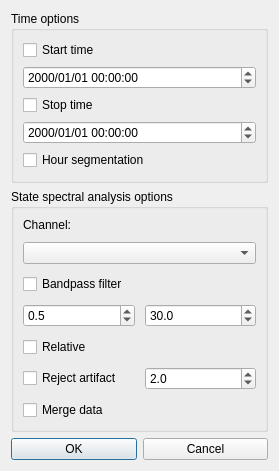
Old version of the form MiSleep/gui/uis/state_spectral_dialog.ui in the repository BryanWang0702/MiSleep.
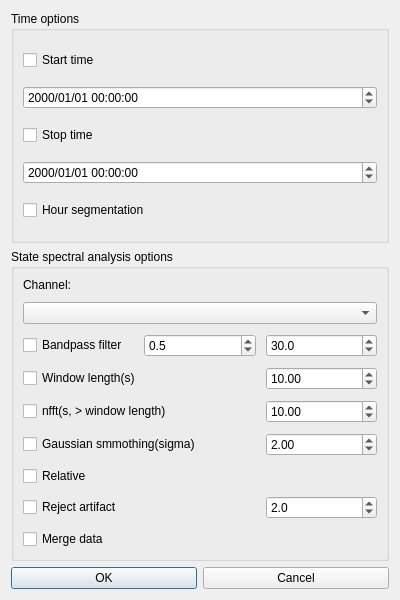
New version of the form. Icons and pictures are not drawn.

Commit message: Add spectral analysis params in exporting spectrum and config.ini file, pup up config.ini file for editing.

What changed in the file:
```diff
--- a/MiSleep/gui/uis/state_spectral_dialog.ui
+++ b/MiSleep/gui/uis/state_spectral_dialog.ui
@@ -6,8 +6,8 @@
    <rect>
     <x>0</x>
     <y>0</y>
-    <width>279</width>
-    <height>471</height>
+    <width>400</width>
+    <height>600</height>
    </rect>
   </property>
   <property name="windowTitle">
@@ -25,6 +25,57 @@
      </property>
     </widget>
    </item>
+   <item row="2" column="1">
+    <widget class="QPushButton" name="CancelBt">
+     <property name="text">
+      <string>Cancel</string>
+     </property>
+    </widget>
+   </item>
+   <item row="0" column="0" colspan="2">
+    <widget class="QGroupBox" name="groupBox_2">
+     <property name="title">
+      <string>Time options</string>
+     </property>
+     <layout class="QGridLayout" name="gridLayout_3">
+      <item row="0" column="0">
+       <widget class="QCheckBox" name="StartTimeCheckBox">
+        <property name="text">
+         <string>Start time</string>
+        </property>
+       </widget>
+      </item>
+      <item row="1" column="0">
+       <widget class="QDateTimeEdit" name="StartTimeEditor">
+        <property name="displayFormat">
+         <string>yyyy/MM/dd HH:mm:ss</string>
+        </property>
+       </widget>
+      </item>
+      <item row="2" column="0">
+       <widget class="QCheckBox" name="EndTimeCheckBox">
+        <property name="text">
+         <string>Stop time</string>
+        </property>
+       </widget>
+      </item>
+      <item row="4" column="0">
+       <widget class="QCheckBox" name="HourSegmentCheckBox">
+        <property name="text">
+         <string>Hour segmentation</string>
+        </property>
+       </widget>
+      </item>
+      <item row="3" column="0">
+       <widget class="QDateTimeEdit" name="EndTimeEditor">
+        <property name="displayFormat">
+         <string>yyyy/MM/dd HH:mm:ss</string>
+        </property>
+       </widget>
+      </item>
+     </layout>
+    </widget>
+   </item>
    <item row="1" column="0" colspan="2">
     <widget class="QGroupBox" name="groupBox">
      <property name="title">
@@ -34,14 +85,23 @@
       <property name="spacing">
        <number>10</number>
       </property>
-      <item row="0" column="0">
-       <widget class="QLabel" name="label">
-        <property name="text">
-         <string>Channel:</string>
+      <item row="4" column="1">
+       <widget class="QDoubleSpinBox" name="BPLow">
+        <property name="decimals">
+         <number>1</number>
+        </property>
+        <property name="maximum">
+         <double>100000.000000000000000</double>
+        </property>
+        <property name="singleStep">
+         <double>0.100000000000000</double>
+        </property>
+        <property name="value">
+         <double>0.500000000000000</double>
         </property>
        </widget>
       </item>
-      <item row="5" column="1">
+      <item row="4" column="2">
        <widget class="QDoubleSpinBox" name="BPHigh">
         <property name="decimals">
          <number>1</number>
@@ -57,6 +117,63 @@
         </property>
        </widget>
       </item>
+      <item row="13" column="2">
+       <widget class="QDoubleSpinBox" name="ArtThresholdSpinBox">
+        <property name="decimals">
+         <number>1</number>
+        </property>
+        <property name="value">
+         <double>2.000000000000000</double>
+        </property>
+       </widget>
+      </item>
+      <item row="8" column="0" colspan="2">
+       <widget class="QCheckBox" name="GaussianCheckBox">
+        <property name="text">
+         <string>Gaussian smmothing(sigma)</string>
+        </property>
+       </widget>
+      </item>
+      <item row="14" column="0" colspan="2">
+       <widget class="QCheckBox" name="MergeDataCheckBox">
+        <property name="text">
+         <string>Merge data</string>
+        </property>
+       </widget>
+      </item>
+      <item row="5" column="0" colspan="2">
+       <widget class="QCheckBox" name="WinLengthCheckBox">
+        <property name="text">
+         <string>Window length(s)</string>
+        </property>
+       </widget>
+      </item>
+      <item row="1" column="0" colspan="3">
+       <widget class="QComboBox" name="ChannelSelector"/>
+      </item>
+      <item row="12" column="0" colspan="2">
+       <widget class="QCheckBox" name="RelativeCheckBox">
+        <property name="text">
+         <string>Relative</string>
+        </property>
+       </widget>
+      </item>
+      <item row="5" column="2">
+       <widget class="QDoubleSpinBox" name="WinLengthSpinBox">
+        <property name="minimum">
+         <double>0.100000000000000</double>
+        </property>
+        <property name="maximum">
+         <double>100.000000000000000</double>
+        </property>
+        <property name="singleStep">
+         <double>0.100000000000000</double>
+        </property>
+        <property name="value">
+         <double>10.000000000000000</double>
+        </property>
+       </widget>
+      </item>
       <item row="4" column="0">
        <widget class="QCheckBox" name="BPFilterCheckBox">
         <property name="text">
@@ -64,104 +181,50 @@
         </property>
        </widget>
       </item>
-      <item row="1" column="0" colspan="2">
-       <widget class="QComboBox" name="ChannelSelector"/>
-      </item>
-      <item row="5" column="0">
-       <widget class="QDoubleSpinBox" name="BPLow">
-        <property name="decimals">
-         <number>1</number>
-        </property>
-        <property name="maximum">
-         <double>100000.000000000000000</double>
-        </property>
-        <property name="singleStep">
-         <double>0.100000000000000</double>
-        </property>
-        <property name="value">
-         <double>0.500000000000000</double>
+      <item row="0" column="0">
+       <widget class="QLabel" name="label">
+        <property name="text">
+         <string>Channel:</string>
         </property>
        </widget>
       </item>
-      <item row="7" column="0">
+      <item row="13" column="0" colspan="2">
        <widget class="QCheckBox" name="RejectArtifactCheckBox">
         <property name="text">
          <string>Reject artifact</string>
         </property>
        </widget>
       </item>
-      <item row="6" column="0">
-       <widget class="QCheckBox" name="RelativeCheckBox">
-        <property name="text">
-         <string>Relative</string>
+      <item row="8" column="2">
+       <widget class="QDoubleSpinBox" name="GaussianSpinBox">
+        <property name="minimum">
+         <double>0.100000000000000</double>
         </property>
-       </widget>
-      </item>
-      <item row="8" column="0">
-       <widget class="QCheckBox" name="MergeDataCheckBox">
-        <property name="text">
-         <string>Merge data</string>
-        </property>
-       </widget>
-      </item>
-      <item row="7" column="1">
-       <widget class="QDoubleSpinBox" name="ArtThresholdSpinBox">
-        <property name="decimals">
-         <number>1</number>
+        <property name="maximum">
+         <double>20.000000000000000</double>
         </property>
         <property name="value">
          <double>2.000000000000000</double>
         </property>
        </widget>
       </item>
-     </layout>
-    </widget>
-   </item>
-   <item row="2" column="1">
-    <widget class="QPushButton" name="CancelBt">
-     <property name="text">
-      <string>Cancel</string>
-     </property>
-    </widget>
-   </item>
-   <item row="0" column="0" colspan="2">
-    <widget class="QGroupBox" name="groupBox_2">
-     <property name="title">
-      <string>Time options</string>
-     </property>
-     <layout class="QGridLayout" name="gridLayout_3">
-      <item row="2" column="0">
-       <widget class="QCheckBox" name="EndTimeCheckBox">
+      <item row="6" column="0" colspan="2">
+       <widget class="QCheckBox" name="nfftCheckBox">
         <property name="text">
-         <string>Stop time</string>
+         <string>nfft(s, &gt; window length)</string>
         </property>
        </widget>
       </item>
-      <item row="0" column="0">
-       <widget class="QCheckBox" name="StartTimeCheckBox">
-        <property name="text">
-         <string>Start time</string>
+      <item row="6" column="2">
+       <widget class="QDoubleSpinBox" name="nfftSpinBox">
+        <property name="minimum">
+         <double>0.200000000000000</double>
         </property>
-       </widget>
-      </item>
-      <item row="1" column="0">
-       <widget class="QDateTimeEdit" name="StartTimeEditor">
-        <property name="displayFormat">
-         <string>yyyy/MM/dd HH:mm:ss</string>
+        <property name="maximum">
+         <double>100.000000000000000</double>
         </property>
-       </widget>
-      </item>
-      <item row="3" column="0">
-       <widget class="QDateTimeEdit" name="EndTimeEditor">
-        <property name="displayFormat">
-         <string>yyyy/MM/dd HH:mm:ss</string>
-        </property>
-       </widget>
-      </item>
-      <item row="4" column="0">
-       <widget class="QCheckBox" name="HourSegmentCheckBox">
-        <property name="text">
-         <string>Hour segmentation</string>
+        <property name="value">
+         <double>10.000000000000000</double>
         </property>
        </widget>
       </item>
```
The commit also changes 46 other files.
